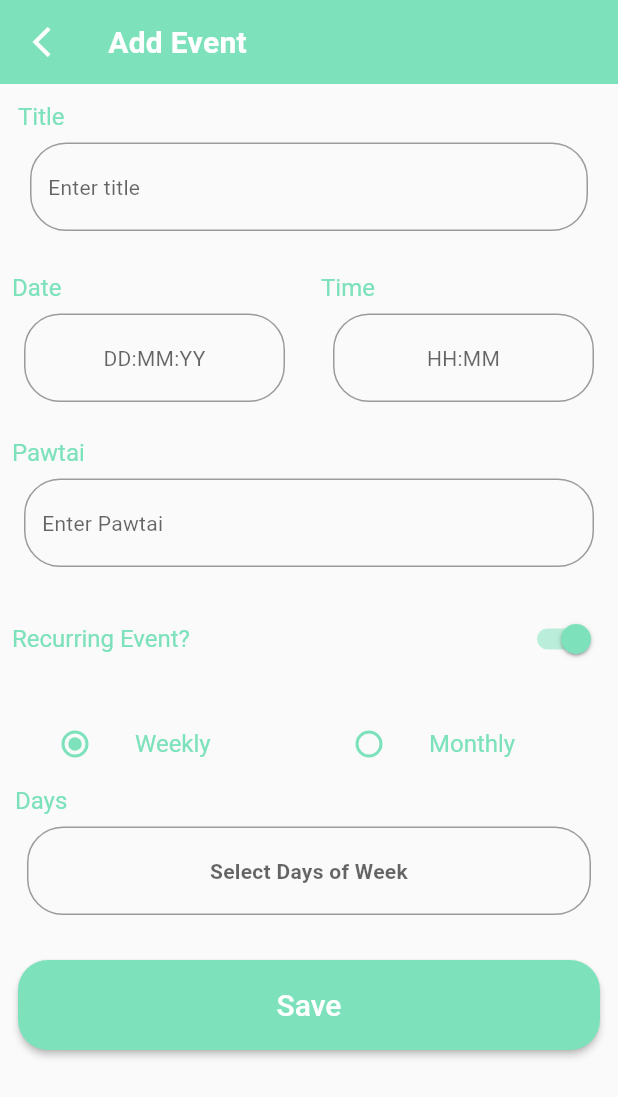
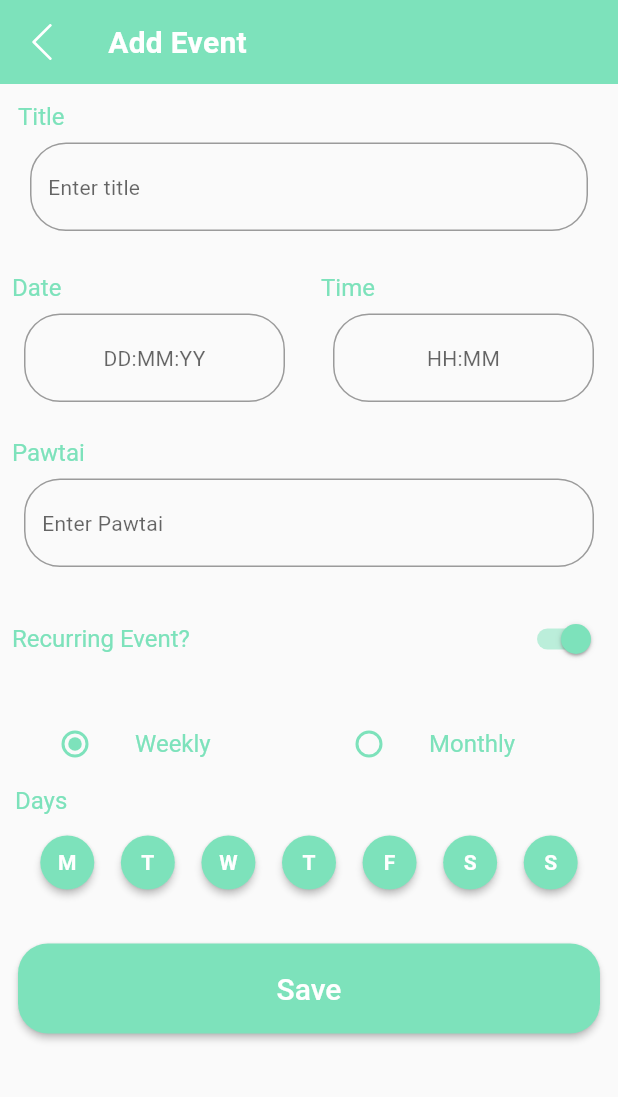
Before and after one commit to MueezNadeem/pawtai_mock, a Flutter app: the AddEventScreen screen opened directly, on a phone screen of 412 x 824 dp. Shown: the top 1097 px of the screen. Run offline on Flutter 3.47's test engine with Material 2 defaults, Android fonts, the light colour scheme and no system bars; drawn by our look-alikes of weekday_selector; our stand-ins replace carousel_slider, flutter_svg, syncfusion_flutter_calendar, video_player; missing offline and left inert: flutter_share.

Commit message:
Minor fixes

```diff
--- a/lib/common/widgets/back_navigation_button.dart
+++ b/lib/common/widgets/back_navigation_button.dart
@@ -7,7 +7,7 @@ class BackNavigationButton extends StatelessWidget {
   @override
   Widget build(BuildContext context) {
     return Padding(
-      padding: const EdgeInsets.only(top: 8.0),
+      padding: const EdgeInsets.only(top: 8.0, bottom: 8.0),
       child: IconButton(
           onPressed: () {
             Navigator.pop(context);
--- a/lib/features/add_event/screens/add_event_screen.dart
+++ b/lib/features/add_event/screens/add_event_screen.dart
@@ -1,5 +1,6 @@
 import 'package:flutter/material.dart';
 import 'package:pawtai_mockup/common/colors/bg_color.dart';
+import 'package:pawtai_mockup/common/widgets/back_navigation_button.dart';
 import 'package:pawtai_mockup/features/add_event/widgets/add_event_button.dart';
 import 'package:pawtai_mockup/features/add_event/widgets/add_event_input.dart';
 
@@ -17,7 +18,7 @@ class _AddEventScreenState extends State<AddEventScreen> {
       appBar: AppBar(
         elevation: 0,
         backgroundColor: bgColor(),
-        leading: const Icon(Icons.arrow_back_ios_sharp),
+        leading: const BackNavigationButton(),
         title: const Text(
           "Add Event",
           style: TextStyle(
--- a/lib/features/add_event/widgets/add_event_input.dart
+++ b/lib/features/add_event/widgets/add_event_input.dart
@@ -1,5 +1,6 @@
 import 'package:flutter/material.dart';
 import 'package:pawtai_mockup/common/colors/bg_color.dart';
+import 'package:weekday_selector/weekday_selector.dart';
 
 class AddEventInput extends StatefulWidget {
   const AddEventInput({super.key});
@@ -11,6 +12,7 @@ class AddEventInput extends StatefulWidget {
 class _AddEventInputState extends State<AddEventInput> {
   bool _recurring = true;
   String _option = "Weekly";
+  final values = List.filled(7, true);
   @override
   void initState() {
     _option = "Weekly";
@@ -60,6 +62,14 @@ class _AddEventInputState extends State<AddEventInput> {
                     Padding(
                       padding: const EdgeInsets.all(8.0),
                       child: TextField(
+                          onTap: () {
+                            showDatePicker(
+                                context: context,
+                                initialDate: DateTime.now(),
+                                firstDate: DateTime(2010),
+                                lastDate: DateTime(2030));
+                          },
+                          keyboardType: TextInputType.none,
                           textAlign: TextAlign.center,
                           decoration: InputDecoration(
                               hintText: "DD:MM:YY",
@@ -85,6 +95,12 @@ class _AddEventInputState extends State<AddEventInput> {
                     Padding(
                       padding: const EdgeInsets.all(8.0),
                       child: TextField(
+                          onTap: () {
+                            showTimePicker(
+                                context: context,
+                                initialTime: const TimeOfDay(hour: 0, minute: 0));
+                          },
+                          keyboardType: TextInputType.none,
                           textAlign: TextAlign.center,
                           decoration: InputDecoration(
                               hintText: "HH:MM",
@@ -199,18 +215,31 @@ class _AddEventInputState extends State<AddEventInput> {
             style: TextStyle(fontSize: 16, color: bgColor()),
           ),
           Padding(
-            padding: const EdgeInsets.all(8.0),
-            child: TextField(
-                textAlign: TextAlign.center,
-                decoration: InputDecoration(
-                    hintText: "Select Days of Week",
-                    hintStyle: const TextStyle(
-                        fontSize: 14,
-                        letterSpacing: 0.2,
-                        fontWeight: FontWeight.bold),
-                    border: OutlineInputBorder(
-                        borderRadius: BorderRadius.circular(24)))),
-          ),
+              padding: const EdgeInsets.all(8.0),
+              // child: TextField(
+              //     onTap: () {
+
+              //     },
+              //     keyboardType: TextInputType.none,
+              //     textAlign: TextAlign.center,
+              //     decoration: InputDecoration(
+              //         hintText: "Select Days of Week",
+              //         hintStyle: const TextStyle(
+              //             fontSize: 14,
+              //             letterSpacing: 0.2,
+              //             fontWeight: FontWeight.bold),
+              //         border: OutlineInputBorder(
+              //             borderRadius: BorderRadius.circular(24)))),
+              child: WeekdaySelector(
+                selectedFillColor: bgColor(),
+                onChanged: (int day) {
+                  setState(() {
+                    final index = day % 7;
+                    values[index] = !values[index];
+                  });
+                },
+                values: values,
+              )),
         ],
       ),
     );
--- a/lib/features/homepage/screens/home_screen.dart
+++ b/lib/features/homepage/screens/home_screen.dart
@@ -144,7 +144,7 @@ class _HomePageState extends State<HomePage> {
 
       case 4:
         setState(() {
-          currentAppbar = myPawtaiAppbar(context);
+          currentAppbar = myPawtaiAppbar(context, false);
           logoColor = bgColor();
           bellColor = pawColor = calendarColor = homeColor = Colors.grey;
         });
--- a/lib/features/homepage_activity/widgets/activity_appbar.dart
+++ b/lib/features/homepage_activity/widgets/activity_appbar.dart
@@ -3,6 +3,8 @@ import 'package:pawtai_mockup/common/colors/bg_color.dart';
 
 AppBar activityAppbar() {
   return AppBar(
+    elevation: 0,
+    automaticallyImplyLeading: false,
     backgroundColor: bgColor(),
     title: const Text("Activity"),
   );
--- a/lib/features/homepage_calendar/widgets/calendar_appbar.dart
+++ b/lib/features/homepage_calendar/widgets/calendar_appbar.dart
@@ -3,6 +3,7 @@ import 'package:pawtai_mockup/common/colors/bg_color.dart';
 
 AppBar calendarAppbar() {
   return AppBar(
+      automaticallyImplyLeading: false,
       elevation: 0,
       backgroundColor: bgColor(),
       title: const Text(
--- a/lib/features/homepage_my_pawtai/widgets/my_pawtai_appbar.dart
+++ b/lib/features/homepage_my_pawtai/widgets/my_pawtai_appbar.dart
@@ -3,8 +3,9 @@ import 'package:pawtai_mockup/features/sign_in/screens/sign_in_screen.dart';
 
 import '../../../common/colors/bg_color.dart';
 
-AppBar myPawtaiAppbar(BuildContext context) {
+AppBar myPawtaiAppbar(BuildContext context, bool arrow) {
   return AppBar(
+    automaticallyImplyLeading: arrow,
     elevation: 0,
     backgroundColor: bgColor(),
     title: Row(
--- a/lib/features/homepage_my_pawtai/widgets/my_pawtai_profile.dart
+++ b/lib/features/homepage_my_pawtai/widgets/my_pawtai_profile.dart
@@ -15,7 +15,7 @@ class _MyPawtaiProfileState extends State<MyPawtaiProfile> {
   @override
   Widget build(BuildContext context) {
     return Scaffold(
-      appBar: myPawtaiAppbar(context),
+      appBar: myPawtaiAppbar(context, true),
       body: Padding(
         padding: const EdgeInsets.only(left: 16, right: 16),
         child: Column(
--- a/lib/features/homepage_notifications/widgets/notifications_appbar.dart
+++ b/lib/features/homepage_notifications/widgets/notifications_appbar.dart
@@ -4,6 +4,8 @@ import 'package:pawtai_mockup/features/homepage_notifications/widgets/notificati
 
 AppBar notificationsAppbar(BuildContext context) {
   return AppBar(
+    elevation: 0,
+    automaticallyImplyLeading: false,
     backgroundColor: bgColor(),
     title: Row(
       mainAxisAlignment: MainAxisAlignment.spaceBetween,
--- a/lib/features/homepage_post/widgets/post_appbar.dart
+++ b/lib/features/homepage_post/widgets/post_appbar.dart
@@ -4,6 +4,7 @@ import '../../../common/colors/bg_color.dart';
 
 AppBar postAppbar() {
   return AppBar(
+    automaticallyImplyLeading: false,
     elevation: 0,
     backgroundColor: bgColor(),
     title: const Row(
@@ -11,7 +12,7 @@ AppBar postAppbar() {
       children: [
         Text(
           "Post",
-          style: TextStyle(fontWeight: FontWeight.bold, fontSize: 16),
+          style: TextStyle(fontWeight: FontWeight.bold, fontSize: 20),
         ),
         Text(
           "Publish",
--- a/lib/features/onboarding/screens/onboarding_screen.dart
+++ b/lib/features/onboarding/screens/onboarding_screen.dart
@@ -27,6 +27,7 @@ class _OnboardingScreenState extends State<OnboardingScreen> {
     return Scaffold(
       backgroundColor: bgColor(),
       body: Center(
+        child: SingleChildScrollView(
           child: Column(
             mainAxisAlignment: MainAxisAlignment.center,
             children: [
@@ -38,6 +39,7 @@ class _OnboardingScreenState extends State<OnboardingScreen> {
             ],
           ),
         ),
+      ),
     );
   }
 }
--- a/lib/features/onboarding/widgets/onboarding_carousel_1.dart
+++ b/lib/features/onboarding/widgets/onboarding_carousel_1.dart
@@ -5,7 +5,8 @@ class OnboardingCarousel1 extends StatelessWidget {
 
   @override
   Widget build(BuildContext context) {
-    return Column(
+    return SingleChildScrollView(
+      child: Column(
         mainAxisAlignment: MainAxisAlignment.center,
         children: [
           Padding(
@@ -29,6 +30,7 @@ class OnboardingCarousel1 extends StatelessWidget {
             ),
           ),
         ],
+      ),
     );
   }
 }
--- a/lib/features/onboarding/widgets/onboarding_carousel_2.dart
+++ b/lib/features/onboarding/widgets/onboarding_carousel_2.dart
@@ -6,7 +6,8 @@ class OnboardingCarousel2 extends StatelessWidget {
 
   @override
   Widget build(BuildContext context) {
-    return Column(
+    return SingleChildScrollView(
+      child: Column(
         mainAxisAlignment: MainAxisAlignment.center,
         children: [
           Padding(
@@ -32,6 +33,7 @@ class OnboardingCarousel2 extends StatelessWidget {
             ),
           ),
         ],
+      ),
     );
   }
 }
--- a/lib/features/onboarding/widgets/onboarding_carousel_3.dart
+++ b/lib/features/onboarding/widgets/onboarding_carousel_3.dart
@@ -6,7 +6,8 @@ class OnboardingCarousel3 extends StatelessWidget {
 
   @override
   Widget build(BuildContext context) {
-    return Column(
+    return SingleChildScrollView(
+      child: Column(
         mainAxisAlignment: MainAxisAlignment.center,
         children: [
           Padding(
@@ -32,6 +33,7 @@ class OnboardingCarousel3 extends StatelessWidget {
             ),
           ),
         ],
+      ),
     );
   }
 }
--- a/pubspec.yaml
+++ b/pubspec.yaml
@@ -17,6 +17,7 @@ dependencies:
   syncfusion_flutter_calendar: ^22.1.39
   table_calendar: ^3.0.9
   video_player: ^2.7.0
+  weekday_selector: ^1.1.0
 
 dev_dependencies:
   flutter_test:
```
Also changed, not shown: pubspec.lock. Lines whose indentation alone changed are shown as unchanged.
